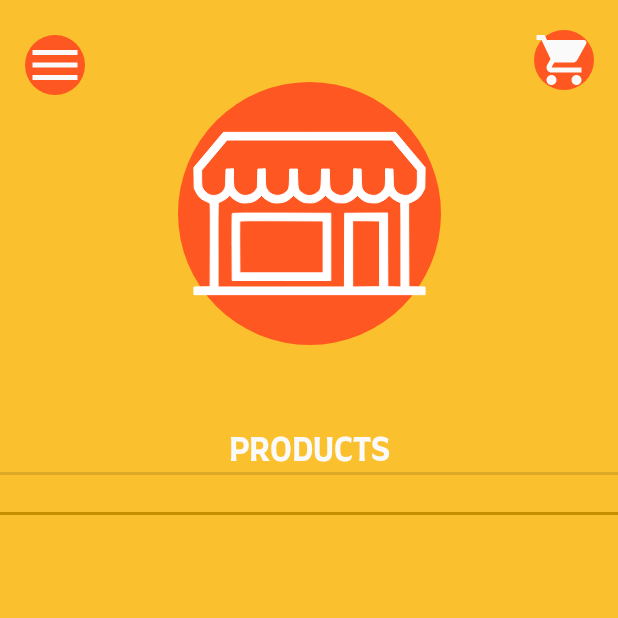
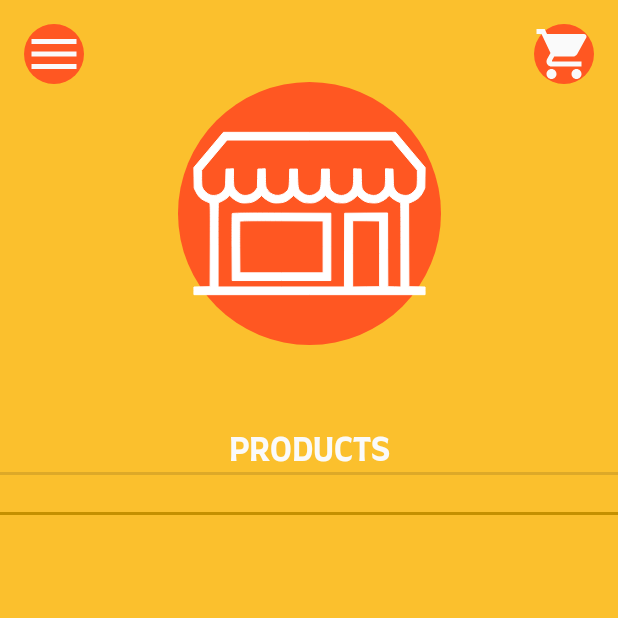
Before and after one commit to Ikarus999/MERNMarketplace2, an Android app: the HomeScreen screen opened directly, with no data from a screen before it, on a phone screen of 412 x 824 dp, the top half of it. Run offline under Robolectric (Android 15) with nearby library versions, the phone set to English and light mode, and no system bars.

Commit message:
Revert "Finalized Changes"
This reverts commit dd5ed45426717d1380f20988afc6f498107fc163.

```diff
--- a/app/src/main/res/layout/activity_home_screen.xml
+++ b/app/src/main/res/layout/activity_home_screen.xml
@@ -79,17 +79,16 @@
         android:id="@+id/profileImage3"
         android:layout_width="40dp"
         android:layout_height="40dp"
-        android:layout_marginStart="62dp"
-        android:layout_marginLeft="62dp"
         android:layout_marginTop="16dp"
-        android:layout_marginEnd="16dp"
-        android:layout_marginRight="16dp"
+        android:layout_marginBottom="175dp"
         android:background="@drawable/splash_background"
         android:clickable="true"
-        app:layout_constraintBottom_toBottomOf="@+id/logOutButton"
+        app:layout_constraintBottom_toTopOf="@+id/divider9"
         app:layout_constraintEnd_toEndOf="parent"
+        app:layout_constraintHorizontal_bias="0.794"
         app:layout_constraintStart_toEndOf="@+id/imageView2"
         app:layout_constraintTop_toTopOf="parent"
+        app:layout_constraintVertical_bias="0.0"
         app:srcCompat="@drawable/baseline_shopping_cart_24" />
 
     <ImageView
@@ -101,13 +100,15 @@
         android:layout_marginTop="16dp"
         android:layout_marginEnd="62dp"
         android:layout_marginRight="62dp"
-        android:layout_marginBottom="244dp"
+        android:layout_marginBottom="175dp"
         android:background="@drawable/splash_background"
         android:clickable="true"
         app:layout_constraintBottom_toTopOf="@+id/divider9"
         app:layout_constraintEnd_toStartOf="@+id/imageView2"
+        app:layout_constraintHorizontal_bias="0.0"
         app:layout_constraintStart_toStartOf="parent"
         app:layout_constraintTop_toTopOf="parent"
+        app:layout_constraintVertical_bias="0.0"
         app:srcCompat="@drawable/baseline_menu_24" />
 
     <TextView
```
